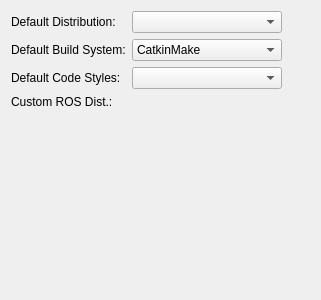
Qt form src/project_manager/ros_settings_page.ui (ros-industrial/ros_qtc_plugin) before a commit.
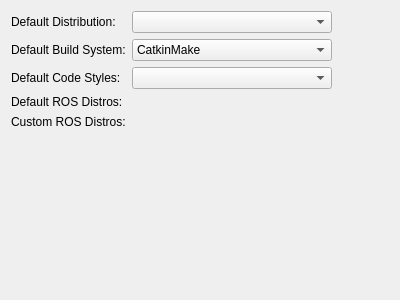
The same form after that commit. Custom widgets are drawn as their Qt base class.

Commit message: Add default distribution location to settings

Patch:
```diff
--- a/src/project_manager/ros_settings_page.ui
+++ b/src/project_manager/ros_settings_page.ui
@@ -6,7 +6,7 @@
    <rect>
     <x>0</x>
     <y>0</y>
-    <width>321</width>
+    <width>400</width>
     <height>300</height>
    </rect>
   </property>
@@ -47,7 +47,7 @@
      </property>
      <property name="minimumSize">
       <size>
-       <width>150</width>
+       <width>200</width>
        <height>0</height>
       </size>
      </property>
@@ -88,7 +88,7 @@
      </property>
      <property name="minimumSize">
       <size>
-       <width>150</width>
+       <width>200</width>
        <height>0</height>
       </size>
      </property>
@@ -138,7 +138,30 @@
      </property>
      <property name="minimumSize">
       <size>
-       <width>150</width>
+       <width>200</width>
+       <height>0</height>
+      </size>
+     </property>
+    </widget>
+   </item>
+   <item row="5" column="0">
+    <widget class="QLabel" name="customDistributionLocaitonLabel">
+     <property name="text">
+      <string>Custom ROS Distros:</string>
+     </property>
+    </widget>
+   </item>
+   <item row="5" column="1">
+    <widget class="Utils::PathChooser" name="customDistributionPathChooser" native="true">
+     <property name="sizePolicy">
+      <sizepolicy hsizetype="Fixed" vsizetype="Fixed">
+       <horstretch>0</horstretch>
+       <verstretch>0</verstretch>
+      </sizepolicy>
+     </property>
+     <property name="minimumSize">
+      <size>
+       <width>200</width>
        <height>0</height>
       </size>
      </property>
@@ -147,7 +170,7 @@
    <item row="3" column="0">
     <widget class="QLabel" name="customDistributionLabel">
      <property name="text">
-      <string>Custom ROS Dist.:</string>
+      <string>Default ROS Distros:</string>
      </property>
     </widget>
    </item>
```
Left out of the diff: 17 changed lines with no effect on the pictures. The commit also changes 6 other files.
